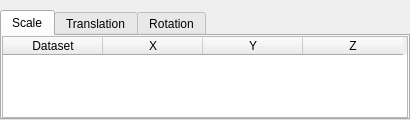
Above: apps/vaporgui/TransformTableGUI.ui from StasJ/vapor-formatted before the change. Below: the same form after it.
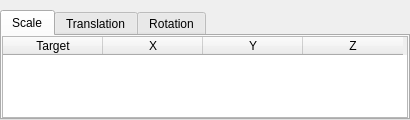
That is the form after the change. The open tabs and pages were chosen to show the change.

The edit to the form file:
```diff
--- a/apps/vaporgui/TransformTableGUI.ui
+++ b/apps/vaporgui/TransformTableGUI.ui
@@ -70,7 +70,7 @@
         <widget class="QTableWidget" name="scaleTable">
          <column>
           <property name="text">
-           <string>Dataset</string>
+           <string>Target</string>
           </property>
           <property name="textAlignment">
            <set>AlignCenter</set>
```
Left out of the diff: 2 changed lines with no effect on the pictures.
